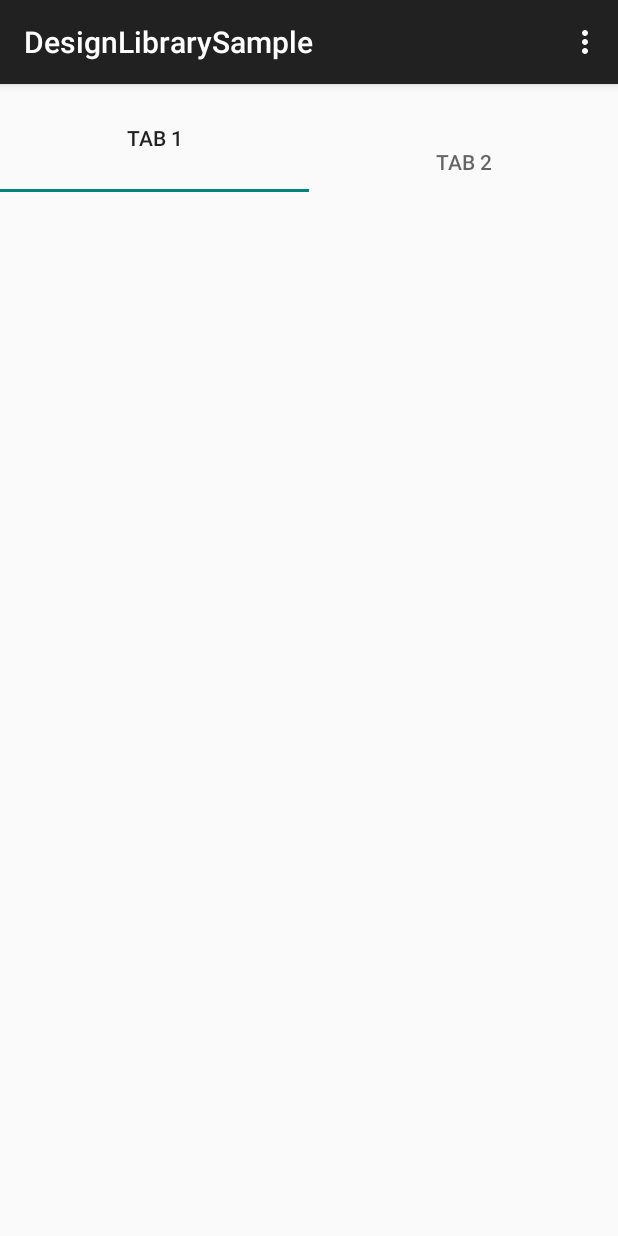
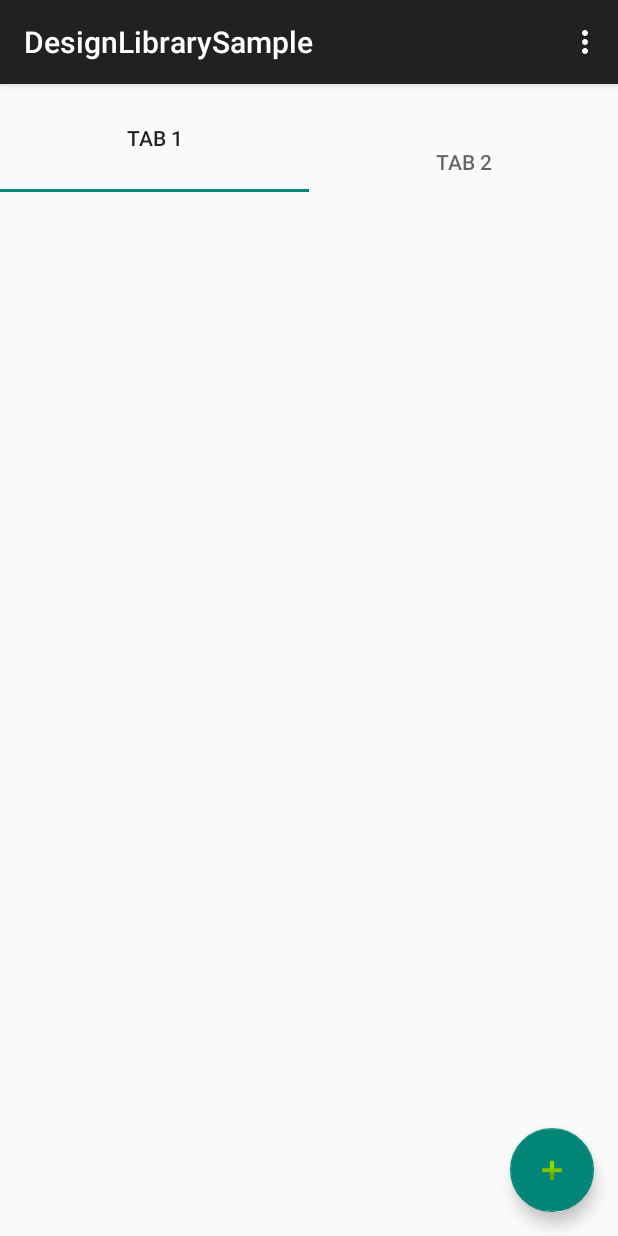
Before and after one commit to y-yagi/DesignLibrarySample, an Android app: the screen it shows after launch (MainActivity), on a phone screen of 412 x 824 dp. Run offline under Robolectric (Android 15) with nearby library versions, the phone set to English and light mode, and no system bars.

Commit message:
add FloatingActionButton sample

```diff
--- a/app/src/main/java/com/example/yaginuma/designlibrarysample/MainActivity.java
+++ b/app/src/main/java/com/example/yaginuma/designlibrarysample/MainActivity.java
@@ -1,10 +1,13 @@
 package com.example.yaginuma.designlibrarysample;
 
+import android.support.design.widget.FloatingActionButton;
 import android.support.design.widget.TabLayout;
 import android.support.v7.app.AppCompatActivity;
 import android.os.Bundle;
 import android.view.Menu;
 import android.view.MenuItem;
+import android.view.View;
+import android.widget.Toast;
 
 public class MainActivity extends AppCompatActivity {
 
@@ -15,6 +18,12 @@ public class MainActivity extends AppCompatActivity {
         TabLayout tabLayout = (TabLayout) findViewById(R.id.tab_layout);
         tabLayout.addTab(tabLayout.newTab().setText("tab 1"));
         tabLayout.addTab(tabLayout.newTab().setText("tab 2").setIcon(R.drawable.abc_tab_indicator_material));
+        FloatingActionButton floatingActionButton = (FloatingActionButton) findViewById(R.id.floating_action);
+        floatingActionButton.setOnClickListener(new View.OnClickListener() {
+            public void onClick(View v) {
+                Toast.makeText(MainActivity.this, "FloationAction", Toast.LENGTH_SHORT).show();
+            }
+        });
     }
 
     @Override
--- a/app/src/main/res/layout/activity_main.xml
+++ b/app/src/main/res/layout/activity_main.xml
@@ -6,4 +6,20 @@
         android:id="@+id/tab_layout"
         android:layout_width="match_parent"
         android:layout_height="wrap_content"/>
+
+    <FrameLayout
+        xmlns:android="http://schemas.android.com/apk/res/android"
+        xmlns:app="http://schemas.android.com/apk/res-auto"
+        android:layout_width="match_parent"
+        android:layout_height="match_parent">
+    <android.support.design.widget.FloatingActionButton
+        android:layout_width="wrap_content"
+        android:layout_height="wrap_content"
+        android:layout_marginBottom="16dp"
+        android:layout_marginRight="16dp"
+        android:src="@android:drawable/ic_input_add"
+        android:layout_gravity="bottom|right"
+        android:id="@+id/floating_action"
+        />
+    </FrameLayout>
 </LinearLayout>
```
